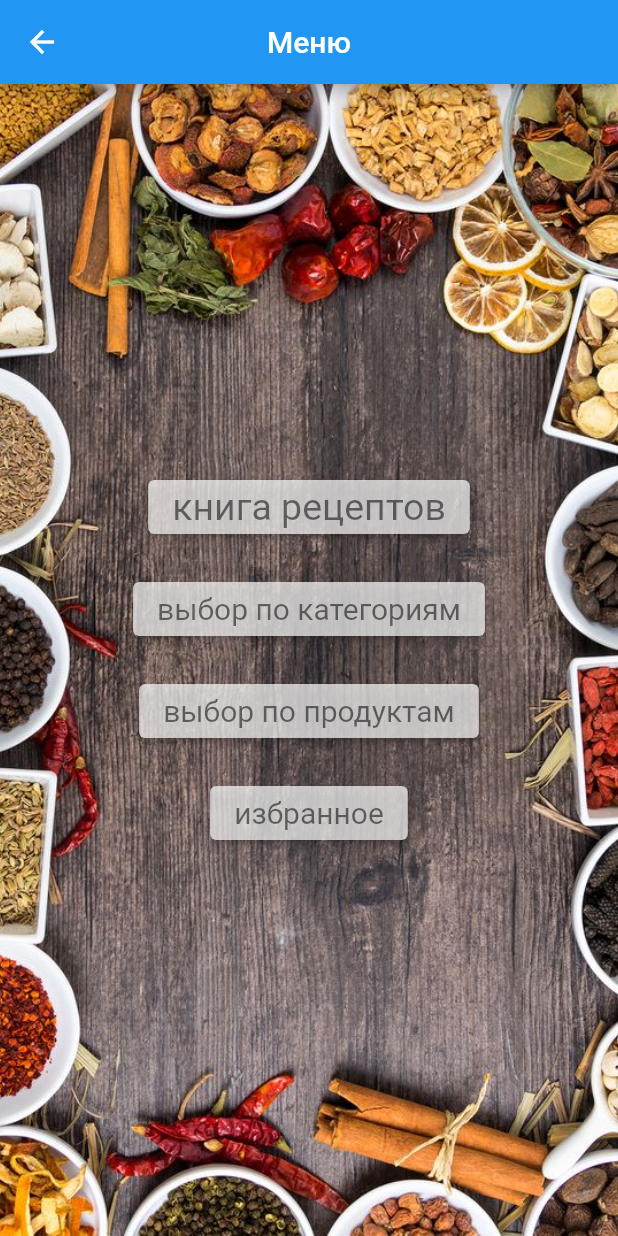
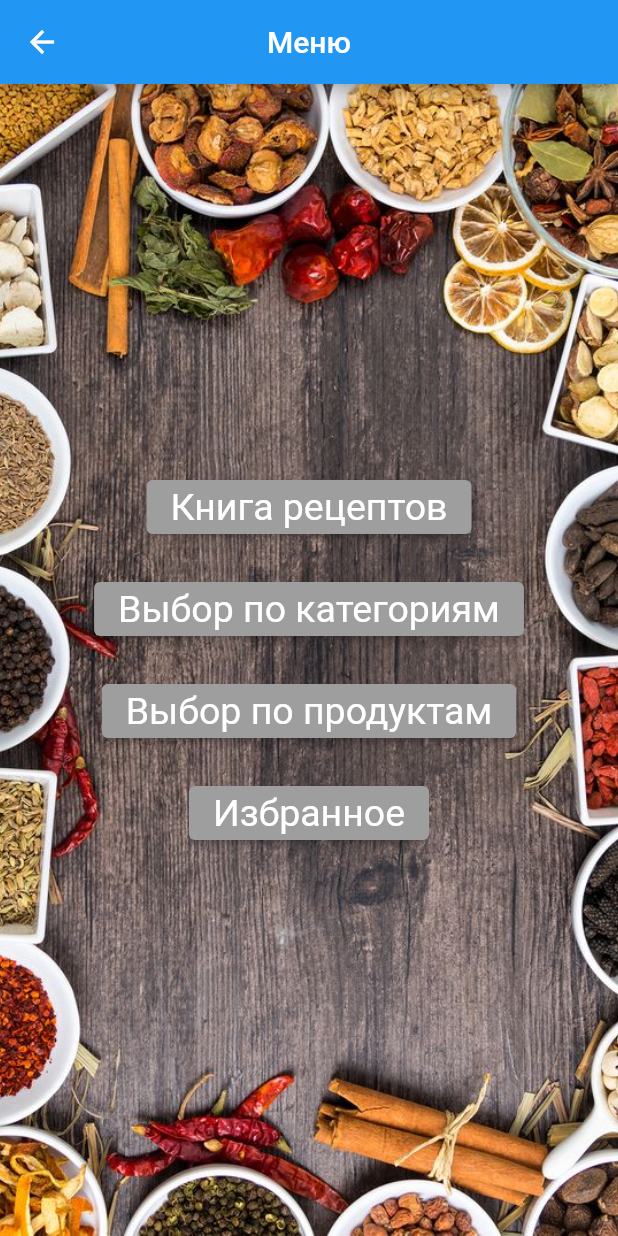
Before and after one commit to ekaterina432/JustChoose, a Flutter app: the Home screen opened by its route, on a phone screen of 412 x 824 dp. Run offline on Flutter 3.47's test engine with Material 2 defaults, Android fonts, the phone set to English and light mode, and no system bars; our stand-ins replace sliding_up_panel, tab_indicator_styler; missing offline and left inert: duration.

Commit message:
Изменения в категориях и дизайне кнопок

```diff
--- a/lib/main.dart
+++ b/lib/main.dart
@@ -11,6 +11,8 @@ import 'package:flutproj2/categories/nothing.dart';
 import 'package:flutproj2/products/home_product.dart';
 import 'package:flutproj2/categories/fried_meat.dart';
 import 'package:flutproj2/categories/baked.dart';
+import 'package:flutproj2/categories/category.dart';
+import 'package:flutproj2/categories/category_page.dart';
 
 
 void main() => runApp(
@@ -22,11 +24,11 @@ void main() => runApp(
         '/':(context) => MainScreen(),
         '/todo':(context) => Home(),
         '/recipes_book':(context) => RecipeBook(),
-        '/home_category': (context) => Nothing(),
+        '/home_category': (context) => Category(),
         '/home_product': (context) => HomeProduct (),
         '/favorites':(context) => FavoritesPage(),
         '/friedState':(context) => FriedMeat(),
-        '/baked':(context) => Baked (),
+        '/baked':(context) => Baked(),
 
       },
     )
--- a/lib/pages/Home.dart
+++ b/lib/pages/Home.dart
@@ -28,40 +28,40 @@ class Home extends StatelessWidget {
                               Navigator.pushNamed( context, '/recipes_book');
                               },
                                 style: ButtonStyle(
-                                    backgroundColor: MaterialStateProperty.all(Colors.white70),
+                                    backgroundColor: MaterialStateProperty.all(Colors.grey),
                                     textStyle: MaterialStateProperty.all(const TextStyle(fontSize: 20))),
-                                child: const  Text('книга рецептов', style: TextStyle(
+                                child: const  Text('Книга рецептов', style: TextStyle(
                                     fontSize: 25,
-                                    color: Colors.black54))),
+                                    color: Colors.white))),
                             const Padding(padding: EdgeInsets.only(top:20),),
                             ElevatedButton(onPressed: (){
                               Navigator.pushNamed(context, '/home_category');
                               },
                                 style: ButtonStyle(
-                                backgroundColor: MaterialStateProperty.all(Colors.white70),
+                                backgroundColor: MaterialStateProperty.all(Colors.grey),
                                     textStyle: MaterialStateProperty.all( const TextStyle(fontSize: 20))),
-                                child: const Text("выбор по категориям", style: TextStyle(
-                                    fontSize: 20,
-                                    color: Colors.black54))),
+                                child: const Text("Выбор по категориям", style: TextStyle(
+                                    fontSize: 25,
+                                    color: Colors.white))),
                             const Padding(padding: EdgeInsets.only(top:20),),
                             ElevatedButton(onPressed: (){
                               Navigator.pushNamed(context, '/home_product');
                               },
                                 style: ButtonStyle(
-                                backgroundColor: MaterialStateProperty.all(Colors.white70),
+                                backgroundColor: MaterialStateProperty.all(Colors.grey),
                                     textStyle: MaterialStateProperty.all( const TextStyle(fontSize: 20))),
-                                child: const Text("выбор по продуктам", style: TextStyle(
-                                    fontSize: 20,
-                                    color: Colors.black54))),
+                                child: const Text("Выбор по продуктам", style: TextStyle(
+                                    fontSize: 25,
+                                    color: Colors.white))),
                             const Padding(padding: EdgeInsets.only(top:20),),
                             ElevatedButton(onPressed: (){
                               Navigator.pushNamed(context, '/favorites');
                               },style: ButtonStyle(
-                                backgroundColor: MaterialStateProperty.all(Colors.white70),
+                                backgroundColor: MaterialStateProperty.all(Colors.grey),
                                 textStyle: MaterialStateProperty.all( const TextStyle(fontSize: 20))),
-                                child: const Text("избранное", style: TextStyle(
-                                    fontSize: 20,
-                                    color: Colors.black54))),
+                                child: const Text("Избранное", style: TextStyle(
+                                    fontSize: 25,
+                                    color: Colors.white))),
                           ]
                       )
                   )
```
Also changed, not shown: lib/categories/category.dart (added, +91 -0 lines), lib/categories/category_page.dart (added, +23 -0 lines), 3 other files.
